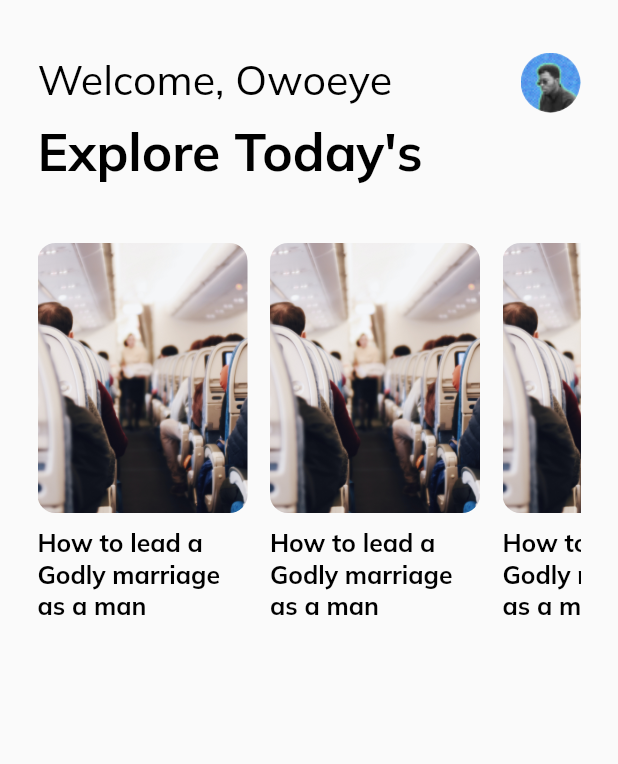
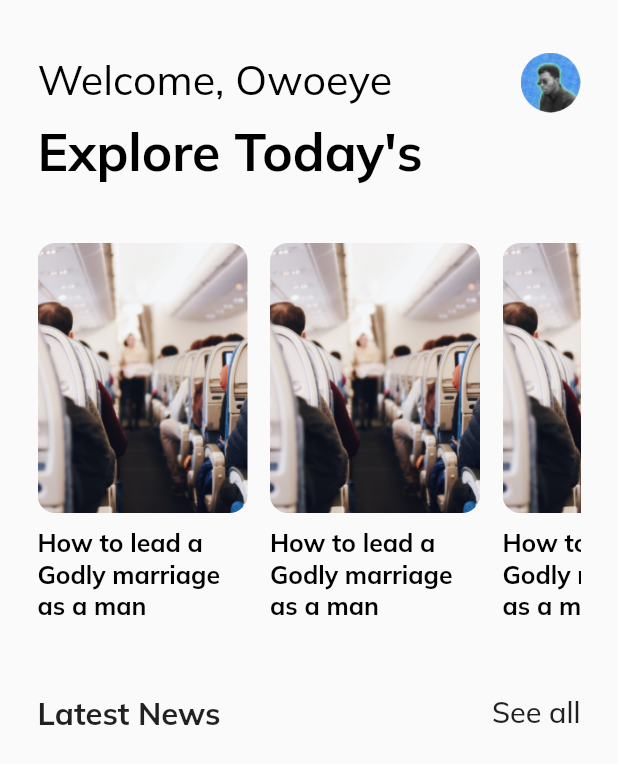
Before and after one commit to parallelbox-lab/mingle_blog, a Flutter app: the Home screen opened directly, on a phone screen of 412 x 824 dp. Shown: the top 764 px of the screen. Run offline on Flutter 3.47's test engine with Material 2 defaults, Android fonts, the light colour scheme and no system bars; our stand-ins replace google_fonts, sizer.

Commit message:
new commit

```diff
--- a/lib/screens/home/home.dart
+++ b/lib/screens/home/home.dart
@@ -1,5 +1,6 @@
 import 'package:flutter/material.dart';
 import 'package:mingle_blog/widgets/custom_text.dart';
+import 'package:mingle_blog/widgets/title_holder.dart';
 import 'package:sizer/sizer.dart';
 class Home extends StatelessWidget {
   const Home({Key? key}) : super(key: key);
@@ -46,8 +47,10 @@ class Home extends StatelessWidget {
                         ))
                   ],
                 ),
-              const  SizedBox(height: 30,),
+               const  SizedBox(height: 30,),
                 horizontalList(context),
+                const  SizedBox(height: 10,),
+                TitleHolder(titleName: "Latest News",onPressed: (){},)
               ],
             ),
           ),
--- /dev/null
+++ b/lib/widgets/title_holder.dart
@@ -0,0 +1,28 @@
+import 'package:flutter/material.dart';
+import 'package:google_fonts/google_fonts.dart';
+import 'package:sizer/sizer.dart';
+
+class TitleHolder extends StatelessWidget {
+  final String? titleName;
+  final Function? onPressed;
+  const TitleHolder({Key? key, this.titleName, this.onPressed})
+      : super(key: key);
+
+  @override
+  Widget build(BuildContext context) {
+    return Row(
+      mainAxisAlignment: MainAxisAlignment.spaceBetween,
+      children: [
+        Text('$titleName',
+            style:
+                GoogleFonts.muli(fontSize: 15.sp, fontWeight: FontWeight.w700)),
+        GestureDetector(
+          onTap: onPressed as void Function()?,
+          child: Text('See all',
+              style: GoogleFonts.muli(
+                  fontSize: 14.sp, fontWeight: FontWeight.w500)),
+        ),
+      ],
+    );
+  }
+}
```
